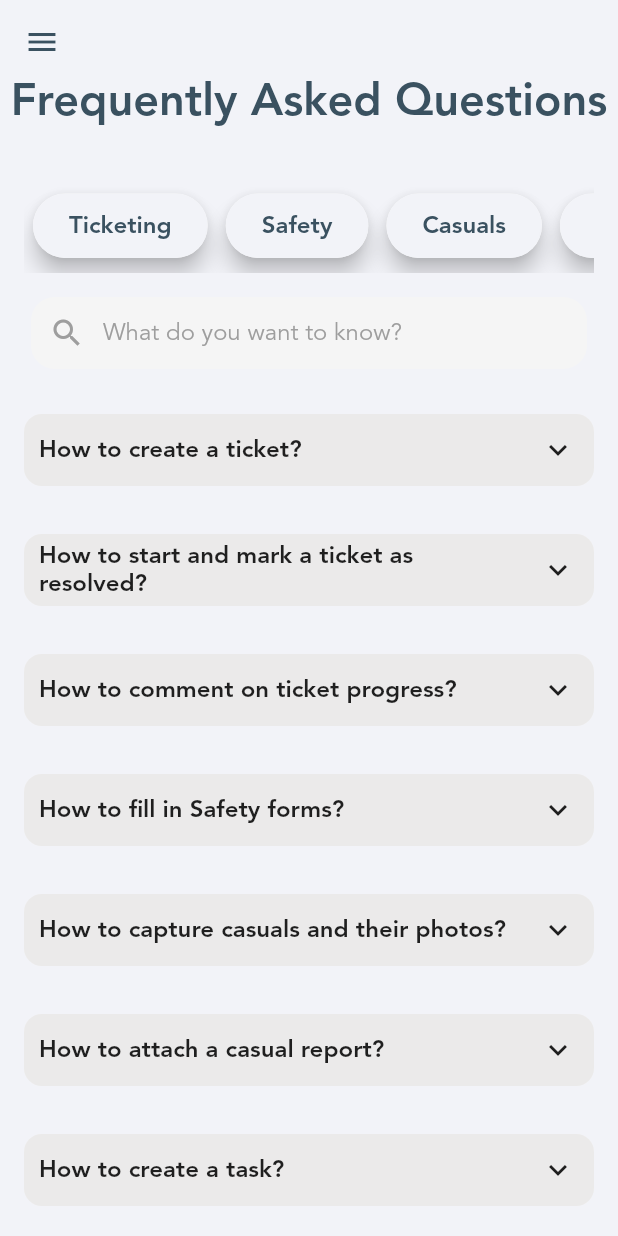
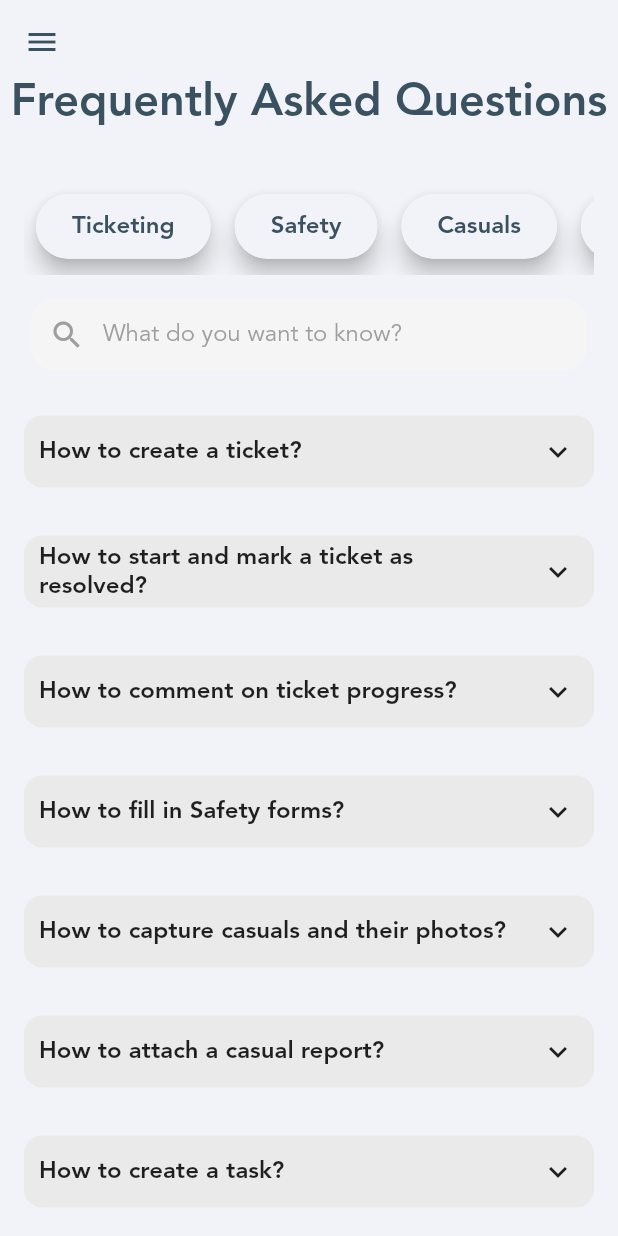
Before and after one commit to ChegeBryan/scholarships, a Flutter app: the FaqScreen screen opened by its route, on a phone screen of 412 x 824 dp. Run offline on Flutter 3.47's test engine with Material 2 defaults, Android fonts, the phone set to English and light mode, and no system bars; our stand-ins replace flutter_custom_clippers, photo_view, shared_preferences, styled_text, transparent_image, validators; accounts and stored records are empty.

Commit message:
Update values to muiltiples of 8

```diff
--- a/lib/faq_screen.dart
+++ b/lib/faq_screen.dart
@@ -119,14 +119,14 @@ class _FaqScreenState extends State<FaqScreen> {
           SliverToBoxAdapter(
             child: Container(
               margin: const EdgeInsets.all(16.0),
-              height: 63.0,
+              height: 64.0,
               child: ListView.builder(
                 shrinkWrap: true,
                 scrollDirection: Axis.horizontal,
                 itemCount: categories.length,
                 itemBuilder: (context, index) {
                   return Padding(
-                    padding: const EdgeInsets.symmetric(horizontal: 6.0),
+                    padding: const EdgeInsets.symmetric(horizontal: 8.0),
                     child: ChoiceChip(
                       label: Text(
                         categories[index].category.inCaps,
```
